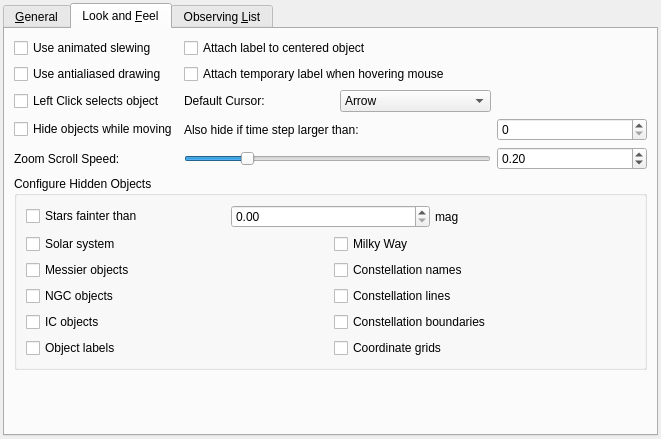
First picture: the form in kstars/options/opsadvanced.ui, repository KDE/kstars, before the edit.
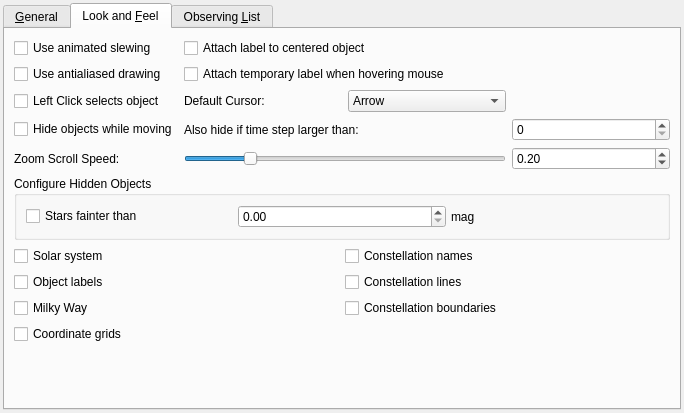
Second picture: the form after the edit. The open tabs and pages were chosen to show the change. Icons and pictures are not drawn. Custom widgets are drawn as their Qt base class.

What changed in the file:
```diff
--- a/kstars/options/opsadvanced.ui
+++ b/kstars/options/opsadvanced.ui
@@ -6,8 +6,8 @@
    <rect>
     <x>0</x>
     <y>0</y>
-    <width>661</width>
-    <height>439</height>
+    <width>684</width>
+    <height>413</height>
    </rect>
   </property>
   <layout class="QVBoxLayout" name="verticalLayout_5">
@@ -29,7 +29,7 @@
    <item>
     <widget class="QTabWidget" name="AdvancedOptionsTabWidget">
      <property name="currentIndex">
-      <number>0</number>
+      <number>1</number>
      </property>
      <widget class="QWidget" name="tab">
       <attribute name="title">
@@ -621,22 +621,14 @@
               </item>
              </layout>
             </item>
-            <item>
-             <layout class="QGridLayout" name="gridLayout_5">
-              <item row="0" column="0">
-               <widget class="QCheckBox" name="kcfg_HidePlanets">
-                <property name="toolTip">
-                 <string>Hide solar system bodies while moving?</string>
-                </property>
-                <property name="whatsThis">
-                 <string>If checked, then all solar system bodies will be hidden when the map is in motion.</string>
-                </property>
-                <property name="text">
-                 <string>Solar system</string>
-                </property>
+           </layout>
+          </item>
+         </layout>
                </widget>
               </item>
-              <item row="0" column="1">
+       <item>
+        <layout class="QGridLayout" name="gridLayout_5">
+         <item row="2" column="0">
                <widget class="QCheckBox" name="kcfg_HideMilkyWay">
                 <property name="toolTip">
                  <string>Hide the Milky Way contour while moving?</string>
@@ -650,104 +642,73 @@
                </widget>
               </item>
               <item row="1" column="0">
-               <widget class="QCheckBox" name="kcfg_HideMessier">
-                <property name="toolTip">
-                 <string>Hide Messier objects when moving?</string>
-                </property>
-                <property name="whatsThis">
-                 <string>If checked, then objects in the Messier catalog will be hidden when the map is in motion.</string>
-                </property>
+          <widget class="QCheckBox" name="kcfg_HideLabels">
                 <property name="text">
-                 <string>Messier objects</string>
+            <string>Object labels</string>
                 </property>
                </widget>
               </item>
-              <item row="1" column="1">
-               <widget class="QCheckBox" name="kcfg_HideCNames">
+         <item row="0" column="0">
+          <widget class="QCheckBox" name="kcfg_HidePlanets">
                 <property name="toolTip">
-                 <string>Hide constellation names while moving?</string>
+            <string>Hide solar system bodies while moving?</string>
                 </property>
                 <property name="whatsThis">
-                 <string>If checked, then constellation names will be hidden when the map is in motion.</string>
+            <string>If checked, then all solar system bodies will be hidden when the map is in motion.</string>
                 </property>
                 <property name="text">
-                 <string>Constellation names</string>
+            <string>Solar system</string>
                 </property>
                </widget>
               </item>
-              <item row="2" column="0">
-               <widget class="QCheckBox" name="kcfg_HideNGC">
+         <item row="3" column="0">
+          <widget class="QCheckBox" name="kcfg_HideGrids">
                 <property name="toolTip">
-                 <string>Hide NGC objects while moving?</string>
+            <string>Hide coordinate grids while moving?</string>
                 </property>
                 <property name="whatsThis">
-                 <string>If checked, then objects in the NGC catalog will be hidden when the map is in motion.</string>
+            <string>If checked, then the coordinate grids will be hidden when the map is in motion.</string>
                 </property>
                 <property name="text">
-                 <string>NGC objects</string>
+            <string>Coordinate grids</string>
                 </property>
                </widget>
               </item>
-              <item row="2" column="1">
-               <widget class="QCheckBox" name="kcfg_HideCLines">
+         <item row="0" column="1">
+          <widget class="QCheckBox" name="kcfg_HideCNames">
                 <property name="toolTip">
-                 <string>Hide constellation lines while moving?</string>
+            <string>Hide constellation names while moving?</string>
                 </property>
                 <property name="whatsThis">
-                 <string>If checked, then constellation lines will be hidden when the map is in motion.</string>
+            <string>If checked, then constellation names will be hidden when the map is in motion.</string>
                 </property>
                 <property name="text">
-                 <string>Constellation lines</string>
+            <string>Constellation names</string>
                 </property>
                </widget>
               </item>
-              <item row="3" column="0">
-               <widget class="QCheckBox" name="kcfg_HideIC">
+         <item row="1" column="1">
+          <widget class="QCheckBox" name="kcfg_HideCLines">
                 <property name="toolTip">
-                 <string>Hide IC objects while moving?</string>
+            <string>Hide constellation lines while moving?</string>
                 </property>
                 <property name="whatsThis">
-                 <string>If checked, then objects in the IC catalog will be hidden when the map is in motion.</string>
+            <string>If checked, then constellation lines will be hidden when the map is in motion.</string>
                 </property>
                 <property name="text">
-                 <string>IC objects</string>
+            <string>Constellation lines</string>
                 </property>
                </widget>
               </item>
-              <item row="3" column="1">
+         <item row="2" column="1">
                <widget class="QCheckBox" name="kcfg_HideCBounds">
                 <property name="text">
                  <string>Constellation boundaries</string>
                 </property>
                </widget>
               </item>
-              <item row="4" column="0">
-               <widget class="QCheckBox" name="kcfg_HideLabels">
-                <property name="text">
-                 <string>Object labels</string>
-                </property>
-               </widget>
-              </item>
-              <item row="4" column="1">
-               <widget class="QCheckBox" name="kcfg_HideGrids">
-                <property name="toolTip">
-                 <string>Hide coordinate grids while moving?</string>
-                </property>
-                <property name="whatsThis">
-                 <string>If checked, then the coordinate grids will be hidden when the map is in motion.</string>
-                </property>
-                <property name="text">
-                 <string>Coordinate grids</string>
-                </property>
-               </widget>
-              </item>
-             </layout>
-            </item>
            </layout>
           </item>
-         </layout>
-        </widget>
-       </item>
        <item>
         <spacer name="verticalSpacer">
          <property name="orientation">
```
Left out of the diff: 11 changed lines with no effect on the pictures.
